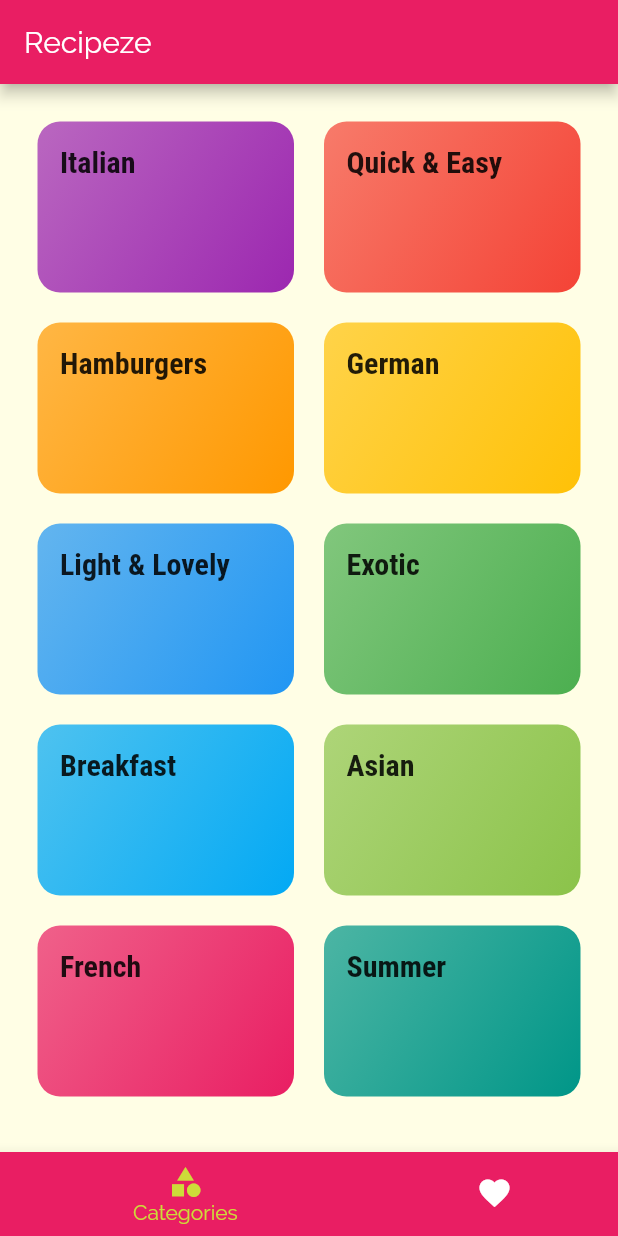
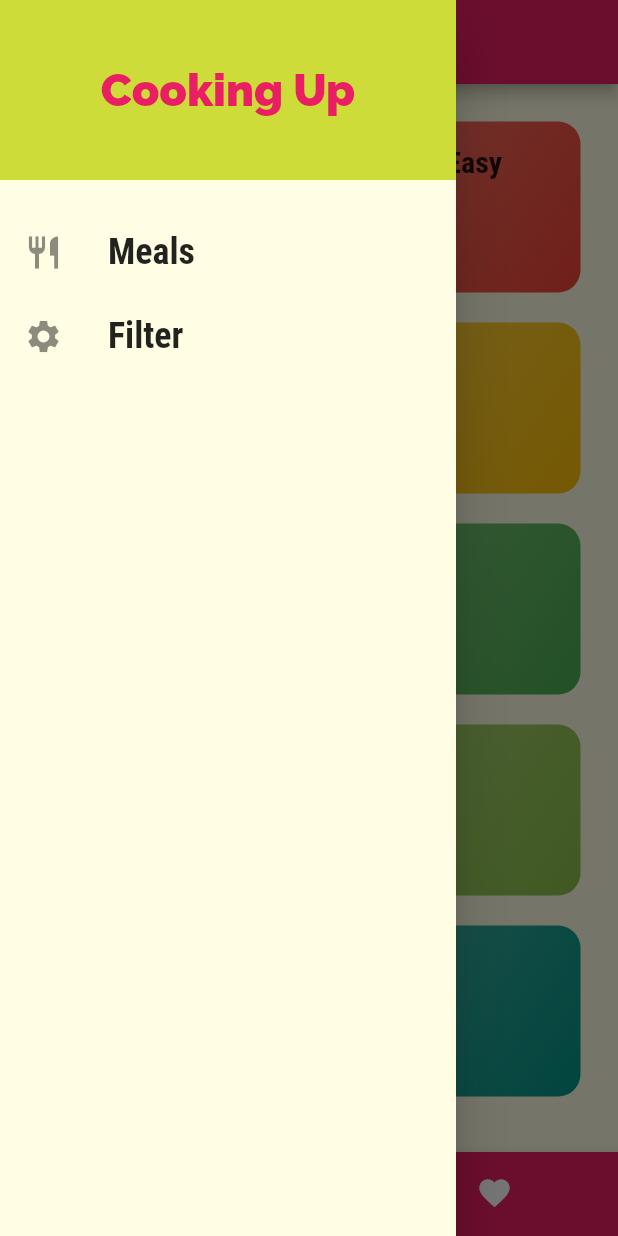
Before and after one commit to harshthakur066/Recipeze, a Flutter app: the screen it shows after launch, with the side drawer open (before the commit the screen has no drawer), on a phone screen of 412 x 824 dp. Run offline on Flutter 3.47's test engine with Material 2 defaults, Android fonts, the phone set to English and light mode, and no system bars.

Commit message:
added drawer

```diff
--- a/lib/screens/tabs_bottom_screen.dart
+++ b/lib/screens/tabs_bottom_screen.dart
@@ -1,5 +1,6 @@
 import 'package:flutter/material.dart';
 
+import '../widgets/drawer_content.dart';
 import 'categories_screen.dart';
 import 'favorite_screen.dart';
 
@@ -31,6 +32,7 @@ class _TabsBottomScreenState extends State<TabsBottomScreen> {
             _pages[_selectedPageIndex]['title'],
           ),
         ),
+        drawer: DrawerContent(),
         body: _pages[_selectedPageIndex]['pages'],
         bottomNavigationBar: BottomNavigationBar(
           onTap: _selectPage,
--- /dev/null
+++ b/lib/widgets/drawer_content.dart
@@ -0,0 +1,51 @@
+import 'package:flutter/material.dart';
+
+class DrawerContent extends StatelessWidget {
+  Widget buildListTile(String title, IconData icon) {
+    return ListTile(
+      leading: Icon(
+        icon,
+        size: 26,
+      ),
+      title: Text(
+        title,
+        style: TextStyle(
+          fontFamily: 'RobotoCondensed',
+          fontSize: 24,
+          fontWeight: FontWeight.bold,
+        ),
+      ),
+      onTap: () {},
+    );
+  }
+
+  @override
+  Widget build(BuildContext context) {
+    return Drawer(
+      child: Column(
+        children: <Widget>[
+          Container(
+            height: 120,
+            width: double.infinity,
+            padding: EdgeInsets.all(20),
+            alignment: Alignment.center,
+            color: Theme.of(context).accentColor,
+            child: Text(
+              'Cooking Up',
+              style: TextStyle(
+                fontWeight: FontWeight.w900,
+                fontSize: 30,
+                color: Theme.of(context).primaryColor,
+              ),
+            ),
+          ),
+          SizedBox(
+            height: 20,
+          ),
+          buildListTile('Meals', Icons.restaurant),
+          buildListTile('Filter', Icons.settings),
+        ],
+      ),
+    );
+  }
+}
```
